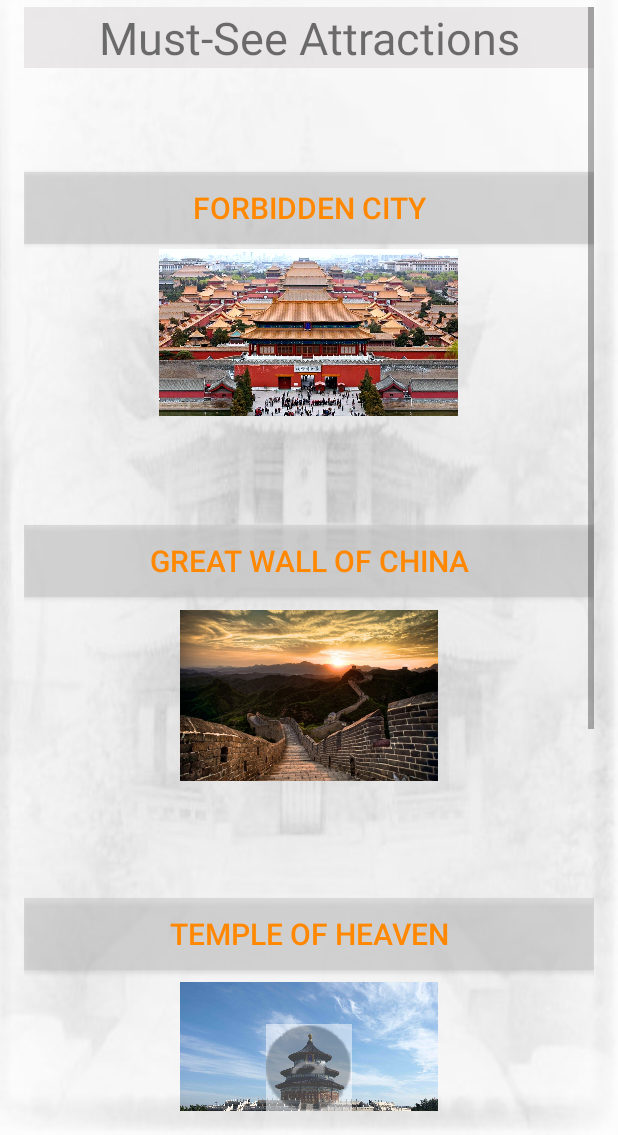
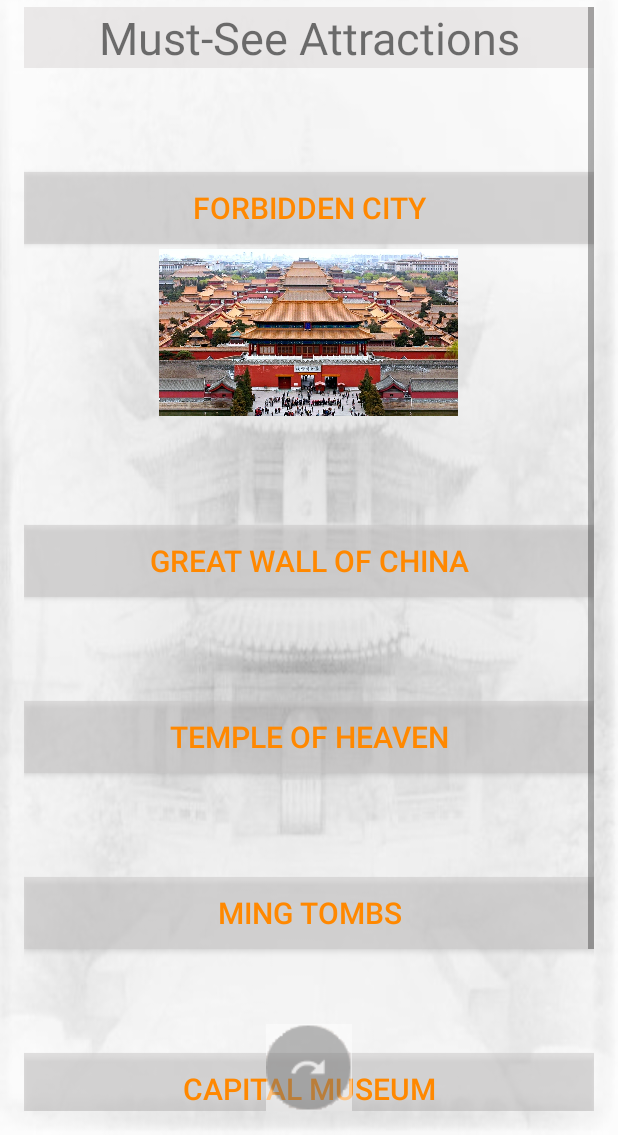
Before and after one commit to paceuniversity/CS3892017team1, an Android app: the attractionActivity screen opened directly, with no data from a screen before it, on a phone screen of 412 x 824 dp, the part 101-1236 px from its top. Run offline under Robolectric (Android 15) with nearby library versions, the phone set to English and light mode, and no system bars.

Commit message:
8th Commit:  Attraction activity with  Scroll View, Pictures, nice Buttons

```diff
--- a/app/src/main/res/layout/activity_attraction.xml
+++ b/app/src/main/res/layout/activity_attraction.xml
@@ -17,7 +17,7 @@
         android:layout_width="fill_parent"
         android:layout_height="fill_parent"
         android:layout_alignParentStart="true"
-        android:layout_centerVertical="true">
+        android:layout_alignParentTop="true">
 
         <LinearLayout
             android:layout_width="match_parent"
@@ -67,12 +67,6 @@
                 android:textColor="#ff8800"
                 android:textSize="20dp" />
 
-            <ImageView
-                android:id="@+id/greatWallView"
-                android:layout_width="172dp"
-                android:layout_height="131dp"
-                android:layout_gravity="center"
-                app:srcCompat="@drawable/greatwallofchina1" />
 
             <Button
                 android:id="@+id/templeOfHeaven"
@@ -85,12 +79,6 @@
                 android:textColor="#ff8800"
                 android:textSize="20dp" />
 
-            <ImageView
-                android:id="@+id/templeOfHeavenView"
-                android:layout_width="172dp"
-                android:layout_height="131dp"
-                android:layout_gravity="center"
-                app:srcCompat="@drawable/templeofheaven1" />
 
             <Button
                 android:id="@+id/mingTombs"
```
Also changed, not shown: 1 other file.
